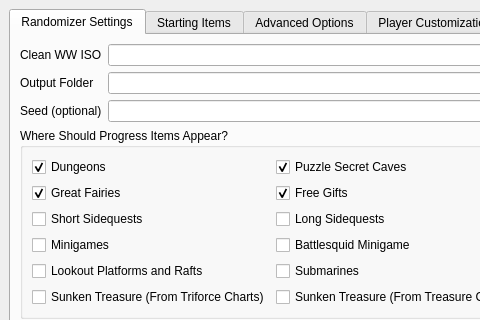
Qt form wwr_ui/randomizer_window.ui (LagoLunatic/wwrando) before a commit; both pictures show x 0 to 480 and y 0 to 320 of the 950 by 690 pixel window.
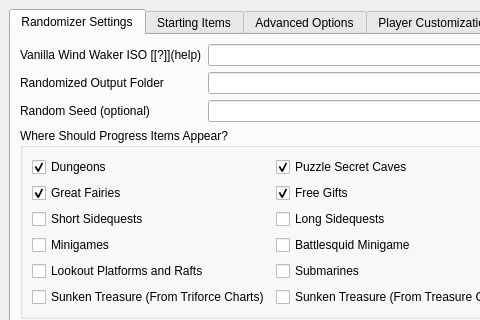
The same form after that commit.

Commit message: Add explanation for vanilla WW iso input

Patch:
```diff
--- a/wwr_ui/randomizer_window.ui
+++ b/wwr_ui/randomizer_window.ui
@@ -57,7 +57,10 @@
               <item row="0" column="0">
                <widget class="QLabel" name="label_for_clean_iso_path">
                 <property name="text">
-                 <string>Clean WW ISO</string>
+                 <string>Vanilla Wind Waker ISO [[?]](help)</string>
+                </property>
+                <property name="textFormat">
+                 <enum>Qt::MarkdownText</enum>
                 </property>
                </widget>
               </item>
@@ -67,7 +70,7 @@
               <item row="1" column="0">
                <widget class="QLabel" name="label_for_output_folder">
                 <property name="text">
-                 <string>Output Folder</string>
+                 <string>Randomized Output Folder</string>
                 </property>
                </widget>
               </item>
@@ -84,7 +87,7 @@
               <item row="2" column="0">
                <widget class="QLabel" name="label_for_seed">
                 <property name="text">
-                 <string>Seed (optional)</string>
+                 <string>Random Seed (optional)</string>
                 </property>
                </widget>
               </item>
```
The commit also changes 2 other files.
